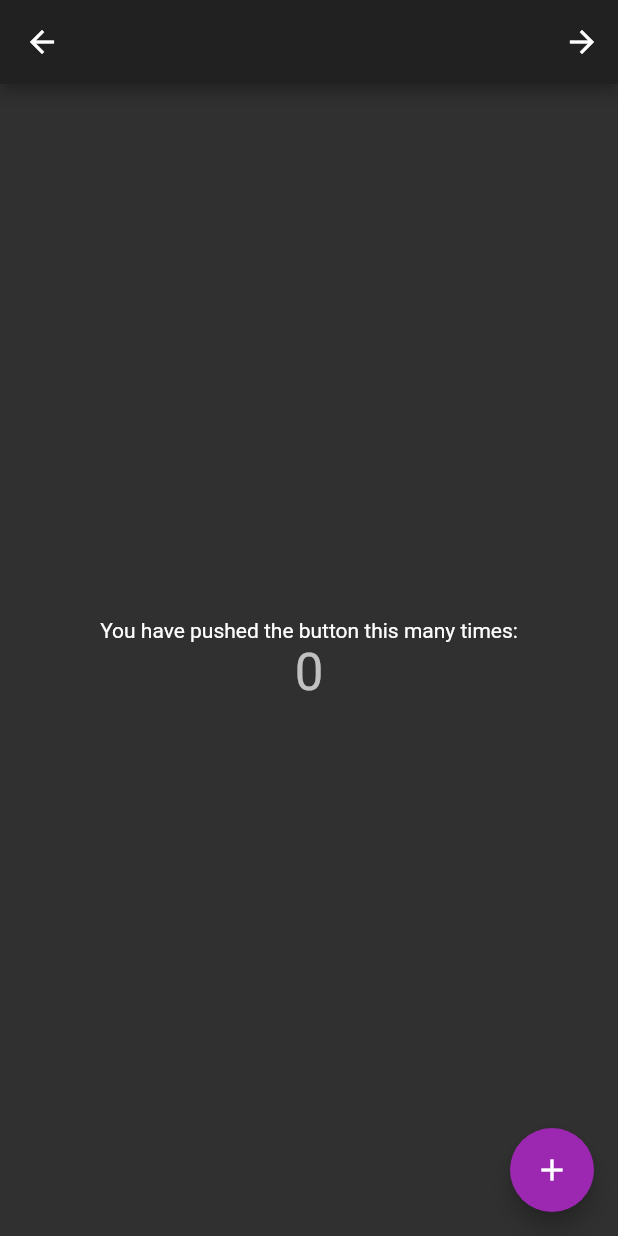
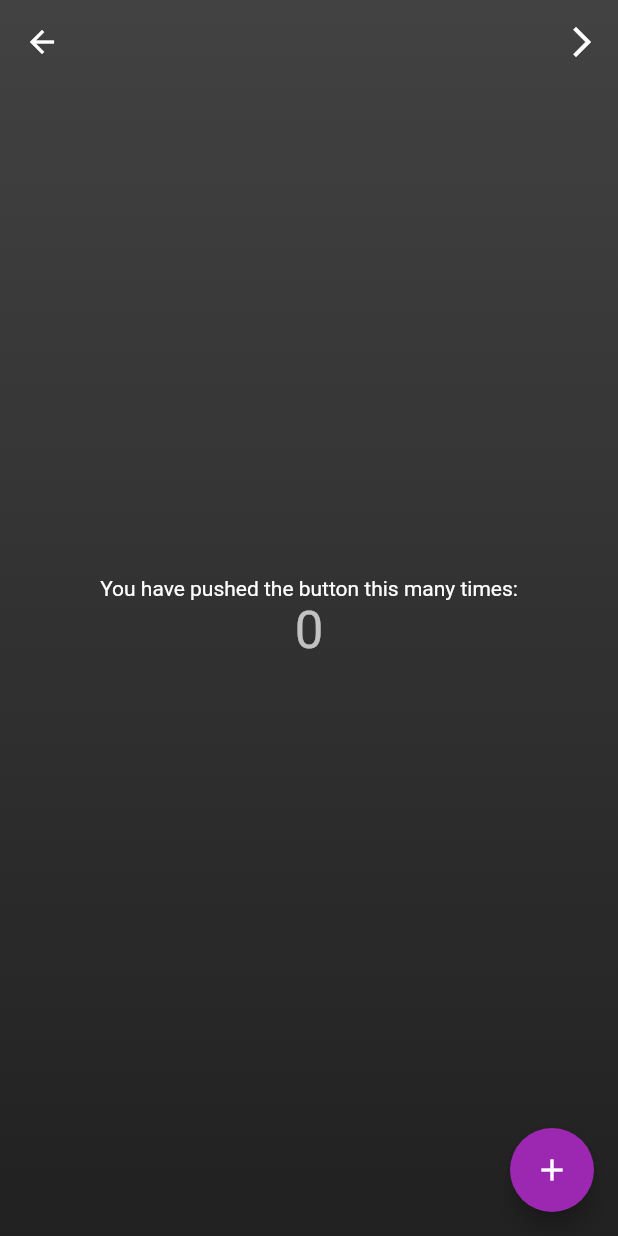
Before and after one commit to Gatunox/my_app, a Flutter app: the LeftPage screen opened directly with empty values, on a phone screen of 412 x 824 dp. Run offline on Flutter 3.47's test engine with Material 2 defaults, Android fonts, the phone set to English and light mode, and no system bars.

```diff
--- a/lib/left_pane.dart
+++ b/lib/left_pane.dart
@@ -26,22 +26,26 @@ class _LeftPageState extends State<LeftPage>
   @override
   Widget build(BuildContext context) {
     super.build(context);
-
-    return Scaffold(
-      appBar: AppBar(
-        title: Text(widget.title),
-        actions: <Widget>[
-          IconButton(
-            icon: const Icon(Icons.arrow_forward),
-            tooltip: 'Next choice',
-            onPressed: () {
-              print(widget.controller.page);
-              widget.controller
-                  .animateToPage(1, duration: _duration, curve: _curve);
-            },
-          ),
+    return Container(
+      // Add box decoration
+      decoration: BoxDecoration(
+        // Box decoration takes a gradient
+        gradient: LinearGradient(
+          // Where the linear gradient begins and ends
+          begin: Alignment.topCenter,
+          end: Alignment.bottomCenter,
+          // Add one stop for each color. Stops should increase from 0 to 1
+          stops: [0.0, 1],
+          colors: [
+            // Colors are easy thanks to Flutter's Colors class.
+            Colors.grey[800],
+            Colors.grey[900],
           ],
         ),
+      ),
+      child: Stack(
+        children: <Widget>[
+          Scaffold(
             body: Center(
               child: Column(
                 mainAxisAlignment: MainAxisAlignment.center,
@@ -61,7 +65,33 @@ class _LeftPageState extends State<LeftPage>
               tooltip: 'Increment',
               child: Icon(Icons.add),
               heroTag: "left_page_btn",
-      ), // This trailing comma makes auto-formatting nicer for build methods.
+            ),
+            backgroundColor: Colors.transparent,
+          ),
+          Positioned(
+            //Place it at the top, and not use the entire screen
+            top: 0.0,
+            left: 0.0,
+            right: 0.0,
+            child: AppBar(
+              title: Text(widget.title),
+              actions: <Widget>[
+                IconButton(
+                  icon: const Icon(Icons.arrow_forward_ios),
+                  tooltip: 'back to center',
+                  onPressed: () {
+                    print(widget.controller.page);
+                    widget.controller
+                        .animateToPage(1, duration: _duration, curve: _curve);
+                  },
+                ),
+              ],
+              backgroundColor: Colors.transparent, //No more green
+              elevation: 0.0, //Shadow gone
+            ),
+          ),
+        ],
+      ),
     );
   }
 
```
Also changed, not shown: lib/center_pane.dart (+35 -6 lines), lib/right_pane.dart (+43 -15 lines), lib/third_route.dart (+37 -11 lines). Lines whose indentation alone changed are shown as unchanged.
